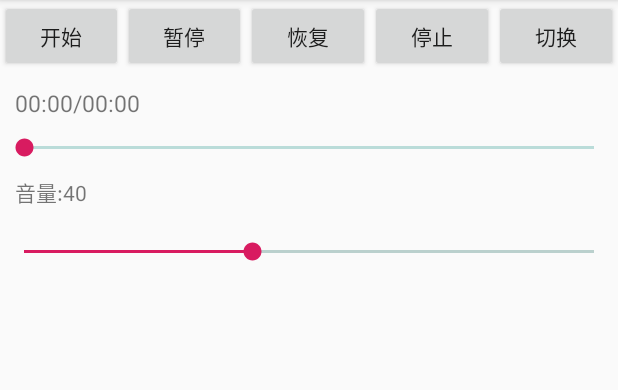
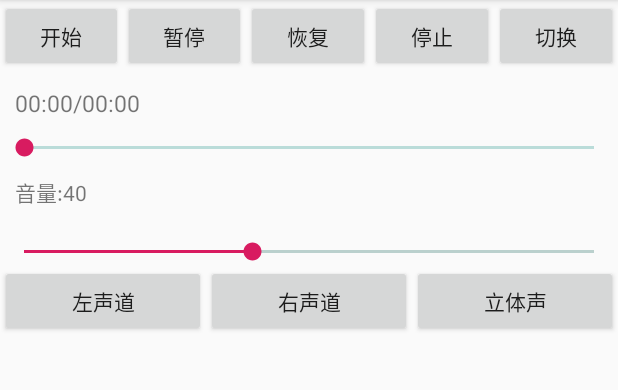
Before and after one commit to HashWaney/NativePlayer, an Android app: the screen it shows after launch (MainActivity), on a phone screen of 412 x 824 dp, the part 84-474 px from its top. Run offline under Robolectric (Android 15) with nearby library versions, the phone set to English and light mode, and no system bars; 9 statements that could not run were skipped.

Commit message:
添加声道控制

```diff
--- a/app/src/main/res/layout/activity_main.xml
+++ b/app/src/main/res/layout/activity_main.xml
@@ -69,12 +69,12 @@
         android:progressBackgroundTint="@color/colorPrimary" />
 
     <TextView
+        android:id="@+id/tvVolume"
         android:layout_width="wrap_content"
         android:layout_height="wrap_content"
         android:layout_margin="10dp"
-        android:id="@+id/tvVolume"
-        android:textSize="14sp"
-        android:text="音量" />
+        android:text="音量"
+        android:textSize="14sp" />
 
 
     <androidx.appcompat.widget.AppCompatSeekBar
@@ -85,4 +85,33 @@
         android:progress="@color/colorAccent"
         android:progressBackgroundTint="@color/colorPrimaryDark" />
 
+    <LinearLayout
+        android:layout_width="match_parent"
+        android:layout_height="wrap_content"
+        android:orientation="horizontal">
+
+        <Button
+            android:layout_width="0dp"
+            android:layout_height="wrap_content"
+            android:layout_weight="1"
+            android:onClick="left"
+            android:text="左声道" />
+
+
+        <Button
+            android:layout_width="0dp"
+            android:layout_height="wrap_content"
+            android:layout_weight="1"
+            android:onClick="right"
+            android:text="右声道" />
+
+        <Button
+            android:layout_width="0dp"
+            android:layout_height="wrap_content"
+            android:layout_weight="1"
+            android:onClick="center"
+            android:text="立体声" />
+
+    </LinearLayout>
+
 </LinearLayout>
--- a/nativelib/src/main/java/cn/hash/mm/nativelib/PlayController.java
+++ b/nativelib/src/main/java/cn/hash/mm/nativelib/PlayController.java
@@ -4,6 +4,7 @@ import android.text.TextUtils;
 import android.util.Log;
 
 import cn.hash.mm.nativelib.bean.AudioInfoBean;
+import cn.hash.mm.nativelib.bean.MuteType;
 import cn.hash.mm.nativelib.listener.OnPauseResumeListener;
 import cn.hash.mm.nativelib.listener.OnPlayCompleteListener;
 import cn.hash.mm.nativelib.listener.OnPlayErrorListener;
@@ -37,6 +38,8 @@ public class PlayController {
     private static int duration = -1;
 
     private static int current_volume = 40;
+
+    private static MuteType muteType = MuteType.MUTE_TYPE_CENTER;
 
     static {
         System.loadLibrary("native-lib");
@@ -199,6 +202,14 @@ public class PlayController {
         return current_volume;
     }
 
+    //11.设置声道
+    public void setMuteType(MuteType m) {
+        muteType = m;
+        n_muteType(m.getValue());
+
+
+    }
+
     ///////////////////native callback////////////////////////////////////
     public void prepareCallBackFormNative() {
         if (onPrepareListener != null) {
@@ -269,5 +280,7 @@ public class PlayController {
 
     public native void n_setvolume(int volume);
 
+    public native void n_muteType(int muteType);
+
 
 }
--- /dev/null
+++ b/nativelib/src/main/java/cn/hash/mm/nativelib/bean/MuteType.java
@@ -0,0 +1,26 @@
+package cn.hash.mm.nativelib.bean;
+
+/**
+ * Created by Hash on 2020-04-16.
+ */
+
+
+public enum MuteType {
+
+    MUTE_TYPE_RIGHT("RIGHT_VOLUME", 0),
+    MUTE_TYPE_LEFT("LEFT_VOLUME", 1),
+    MUTE_TYPE_CENTER("CENTER_VOLUME", 2);
+
+    private String name;
+    private int value;
+
+    MuteType(String name, int value) {
+        this.name = name;
+        this.value = value;
+
+    }
+
+    public int getValue() {
+        return value;
+    }
+}
```
Also changed, not shown: app/src/main/java/cn/hash/mm/audioplayer/MainActivity.java (+13 -0 lines), 6 other files.
